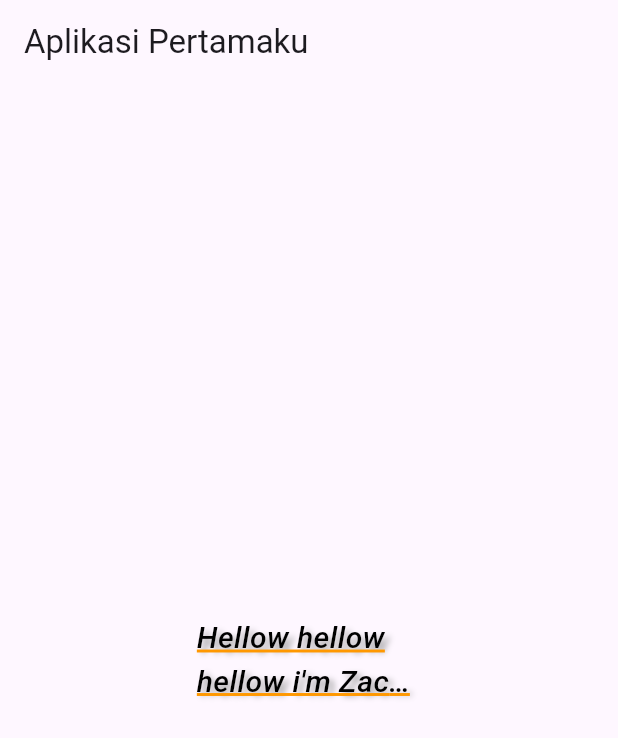
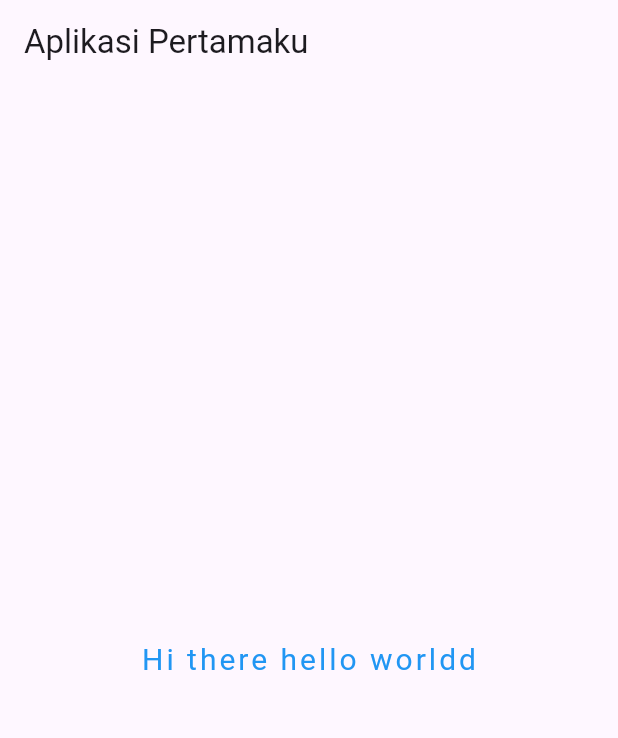
Before and after one commit to ZacharyTheodoreCodes/belajar-flutter, a Flutter app: the screen it shows after launch, on a phone screen of 412 x 824 dp. Shown: the top 738 px of the screen. Run offline on Flutter 3.47's test engine with Material 3 defaults, Android fonts, the phone set to English and light mode, and no system bars; our stand-ins replace google_fonts.

Commit message:
font study

```diff
--- /dev/null
+++ b/hello_world/lib/font_study.dart
@@ -0,0 +1,19 @@
+import 'package:flutter/material.dart';
+import 'package:google_fonts/google_fonts.dart';
+
+class FontStudy extends StatelessWidget {
+  const FontStudy({super.key});
+
+  @override
+  Widget build(BuildContext context) {
+    return Center(
+      child: Text(
+        'Hi there hello worldd',
+        style: GoogleFonts.roboto(
+          textStyle: TextStyle(color: Colors.blue, letterSpacing: 2),
+          fontSize: 20,
+        ),
+      ),
+    );
+  }
+}
--- a/hello_world/lib/main_page.dart
+++ b/hello_world/lib/main_page.dart
@@ -1,5 +1,6 @@
 import 'package:flutter/material.dart';
 import 'package:hello_world/box_decoration.dart';
+import 'package:hello_world/font_study.dart';
 import 'package:hello_world/sizeBox.dart';
 import 'package:hello_world/text_widget.dart';
 
@@ -14,8 +15,8 @@ class MainPage extends StatelessWidget {
       ),
       //body: BoxyDecoration(),
       // body: const SizeBoxy(),
-      body: const TextWidget(),
-
+      //body: const TextWidget(),
+      body: const FontStudy(),
 
       //widget center
 
--- a/hello_world/pubspec.yaml
+++ b/hello_world/pubspec.yaml
@@ -9,6 +9,7 @@ environment:
 dependencies:
   flutter:
     sdk: flutter
+  google_fonts: ^6.2.0
 
 dev_dependencies:
   flutter_test:
```
Also changed, not shown: hello_world/pubspec.lock, 7 other files.
